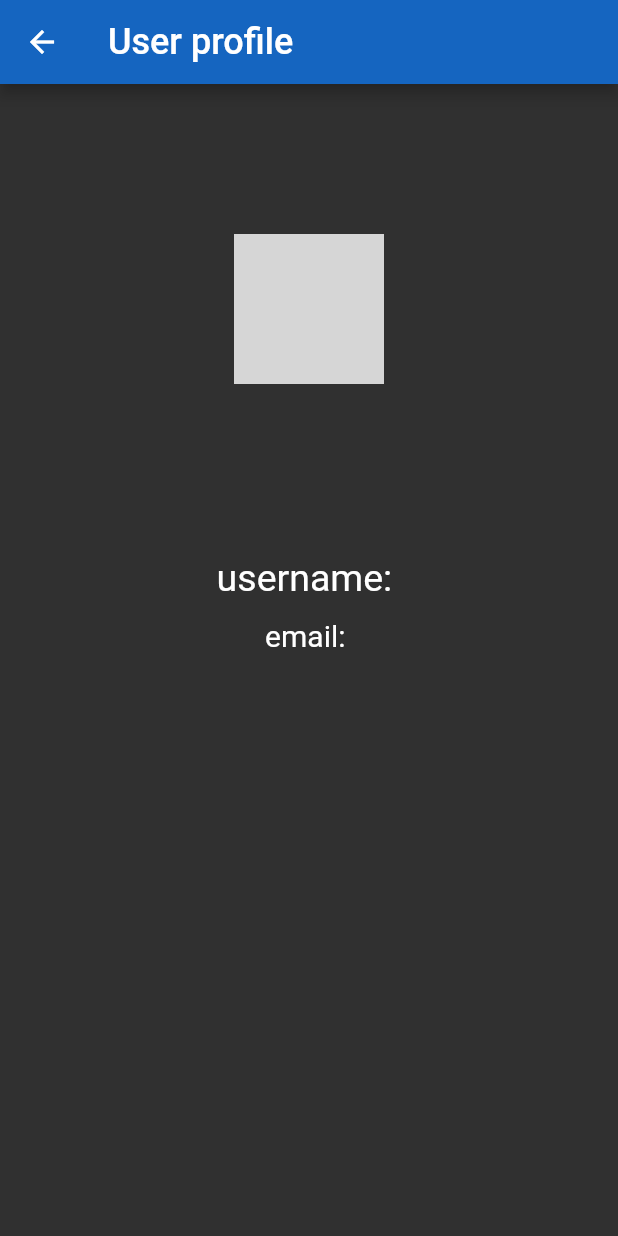
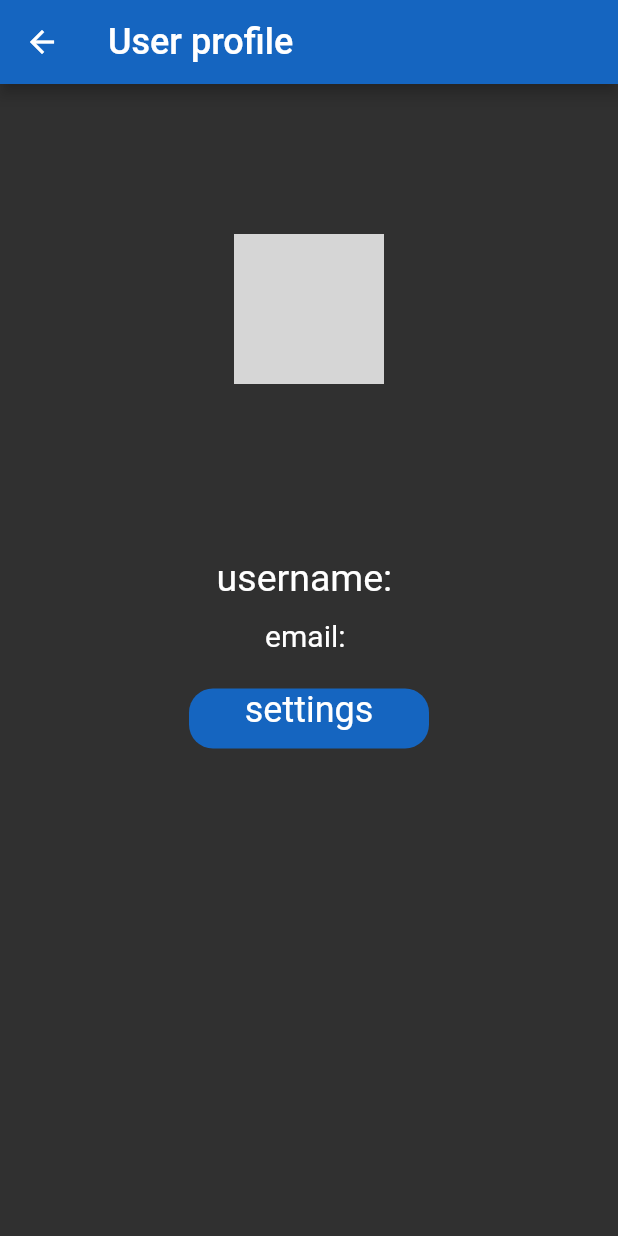
Before and after one commit to SteveChepaykin/flutter_chat_app, a Flutter app: the ProfilePage screen opened directly with empty values, on a phone screen of 412 x 824 dp. Run offline on Flutter 3.47's test engine with Material 2 defaults, Android fonts, the phone set to English and light mode, and no system bars; our stand-ins replace cloud_firestore, firebase_auth, firebase_core, firebase_messaging, flutter_local_notifications, google_sign_in and 2 more; accounts and stored records are empty; network calls fail; grey boxes are pictures that could not be loaded.

Commit message:
fith version

```diff
--- a/lib/views/profilepage.dart
+++ b/lib/views/profilepage.dart
@@ -8,11 +8,13 @@ import 'package:flutter_chat_app/helperFunctions/sharedpref_helper.dart';
 import 'package:flutter_chat_app/servises/database.dart';
 //import 'package:flutter_chat_app/views/homepage.dart';
 import 'package:random_string/random_string.dart';
+import './settings.dart';
 
 class ProfilePage extends StatefulWidget {
   final String myName, myUsername, myProfilepic, myEmail;
   bool isMine;
-  ProfilePage(this.myName, this.myUsername, this.myProfilepic, this.myEmail, this.isMine);
+  ProfilePage(this.myName, this.myUsername, this.myProfilepic, this.myEmail,
+      this.isMine);
   @override
   _ProfilePageState createState() => _ProfilePageState();
 }
@@ -24,16 +26,20 @@ class _ProfilePageState extends State<ProfilePage> {
       backgroundColor: Colors.grey[850],
       appBar: AppBar(
         actions: [
-          widget.isMine ? InkWell(
+          widget.isMine
+              ? InkWell(
                   onTap: () {
                     AuthMethods().signOut().then((s) {
-                Navigator.pushReplacement(
-                    context, MaterialPageRoute(builder: (context) => SignIn()));
+                      Navigator.pushReplacement(context,
+                          MaterialPageRoute(builder: (context) => SignIn()));
                     });
                   },
                   child: Row(
                     children: [
-                Text("quit", style: TextStyle(fontSize: 20),),
+                      Text(
+                        "quit",
+                        style: TextStyle(fontSize: 20),
+                      ),
                       Container(
                         child: Icon(Icons.exit_to_app),
                         //color: Colors.grey[850],
@@ -43,7 +49,8 @@ class _ProfilePageState extends State<ProfilePage> {
                       ),
                     ],
                   ),
-          ) : Container(),
+                )
+              : Container(),
         ],
         title: Text(
           widget.isMine ? "Your profile" : "User profile",
@@ -88,6 +95,24 @@ class _ProfilePageState extends State<ProfilePage> {
                 "email: " + widget.myEmail,
                 style: TextStyle(color: Colors.white, fontSize: 20),
               ),
+              SizedBox(
+                height: 24,
+              ),
+              GestureDetector(
+                onTap: () {
+                  Navigator.push(context, MaterialPageRoute(builder: (context) => SettingsPage()));
+                },
+                child: Container(
+                  width: 160,
+                  height: 40,
+                  decoration: BoxDecoration(borderRadius: BorderRadius.circular(16), color: Colors.blue[800],),
+                  child: Text(
+                    "settings",
+                    textAlign: TextAlign.center,
+                    style: TextStyle(fontSize: 24, color: Colors.white),
+                  ),
+                ),
+              ),
             ],
           ),
         ),
```
Also changed, not shown: lib/views/homepage.dart (+8 -2 lines), lib/views/settings.dart (added, +88 -0 lines). Lines whose indentation alone changed are shown as unchanged.
